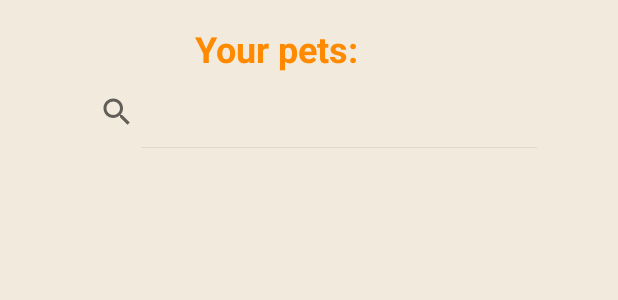
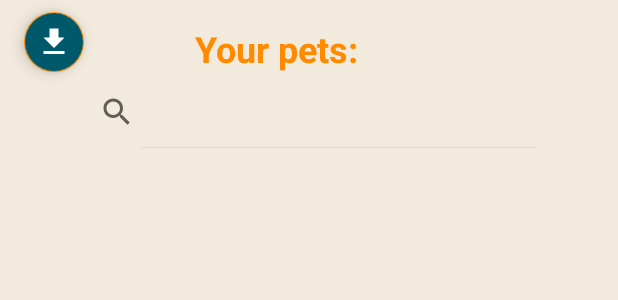
Before and after one commit to YassmineCherif/VetCaree, an Android app: the layout activity_read_animal.xml on its own in the app's theme, with its tools: preview values and no code run, on a phone screen of 412 x 824 dp. Shown: the top 300 px of the screen. Run offline under Robolectric (Android 15) with nearby library versions, the phone set to English and light mode, and no system bars.

Commit message:
pdf added

```diff
--- a/app/build.gradle.kts
+++ b/app/build.gradle.kts
@@ -73,8 +73,11 @@ dependencies {
     debugImplementation(libs.androidx.ui.tooling)
     debugImplementation(libs.androidx.ui.test.manifest)
 
+    implementation ("com.itextpdf:itextpdf:5.5.13.2")
+
     implementation ("androidx.room:room-runtime:2.2.5")
     annotationProcessor ("androidx.room:room-compiler:2.2.5")
 
 
+
 }
--- a/app/src/main/AndroidManifest.xml
+++ b/app/src/main/AndroidManifest.xml
@@ -43,4 +43,7 @@
 
     </application>
 
+    <uses-permission android:name="android.permission.READ_EXTERNAL_STORAGE"/>
+    <uses-permission android:name="android.permission.WRITE_EXTERNAL_STORAGE"/>
+
 </manifest>
--- /dev/null
+++ b/app/src/main/res/drawable/baseline_file_download.xml
@@ -0,0 +1,5 @@
+<vector xmlns:android="http://schemas.android.com/apk/res/android" android:height="24dp" android:tint="#FFFFFF" android:viewportHeight="24" android:viewportWidth="24" android:width="24dp">
+
+    <path android:fillColor="@android:color/white" android:pathData="M19,9h-4V3H9v6H5l7,7 7,-7zM5,18v2h14v-2H5z"/>
+
+</vector>
--- a/app/src/main/res/layout/activity_read_animal.xml
+++ b/app/src/main/res/layout/activity_read_animal.xml
@@ -1,10 +1,28 @@
 <?xml version="1.0" encoding="utf-8"?>
 <androidx.constraintlayout.widget.ConstraintLayout xmlns:android="http://schemas.android.com/apk/res/android"
     xmlns:app="http://schemas.android.com/apk/res-auto"
+    xmlns:tools="http://schemas.android.com/tools"
     android:layout_width="match_parent"
     android:layout_height="match_parent"
     android:background="@color/beige">
 
+    <com.google.android.material.floatingactionbutton.FloatingActionButton
+        android:id="@+id/downloadPdfButton"
+        android:layout_width="40dp"
+        android:layout_height="40dp"
+        android:layout_alignParentEnd="true"
+        android:layout_alignParentBottom="true"
+        android:layout_marginTop="8dp"
+        android:layout_marginEnd="16dp"
+        android:backgroundTint="@color/dark_turquoise"
+        android:contentDescription="@string/edit_button_description"
+        android:src="@drawable/baseline_file_download"
+        app:fabSize="mini"
+        app:layout_constraintEnd_toEndOf="parent"
+        app:layout_constraintHorizontal_bias="0.045"
+        app:layout_constraintStart_toStartOf="parent"
+        app:layout_constraintTop_toTopOf="parent"
+        app:tint="@color/white" />
 
     <TextView
         android:id="@+id/animalTitleLabel"
@@ -44,4 +62,7 @@
         app:layout_constraintTop_toBottomOf="@id/searchView"
         app:layout_constraintVertical_bias="0.0" />
 
+
+
+
 </androidx.constraintlayout.widget.ConstraintLayout>
```
Also changed, not shown: app/src/main/java/com/example/vetoapp/models/PDFExportUtility.java (added, +55 -0 lines), app/src/main/java/com/example/vetoapp/ui/activities/ReadAnimalActivity.java (+34 -0 lines).
